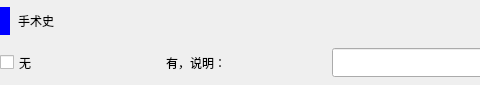
fantasy-mark/Summer, file src/ui/t3l5.ui: the form before one commit; both pictures show x 0 to 480 and y 0 to 85 of the 1111 by 85 pixel window.
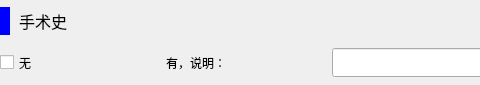
The form after the commit.

```diff
--- a/src/ui/t3l5.ui
+++ b/src/ui/t3l5.ui
@@ -22,6 +22,11 @@
      <height>81</height>
     </rect>
    </property>
+   <property name="font">
+    <font>
+     <family>微软雅黑</family>
+    </font>
+   </property>
    <layout class="QGridLayout" name="gridLayout" columnstretch="1,0,0,10">
     <property name="rightMargin">
      <number>10</number>
@@ -106,6 +111,12 @@
         <height>38</height>
        </size>
       </property>
+      <property name="font">
+       <font>
+        <family>微软雅黑</family>
+        <pointsize>12</pointsize>
+       </font>
+      </property>
       <property name="styleSheet">
        <string notr="true">border-left: 10px solid blue;
 border-radius:5px;
```
Left out of the diff: 15 changed lines with no effect on the pictures.
